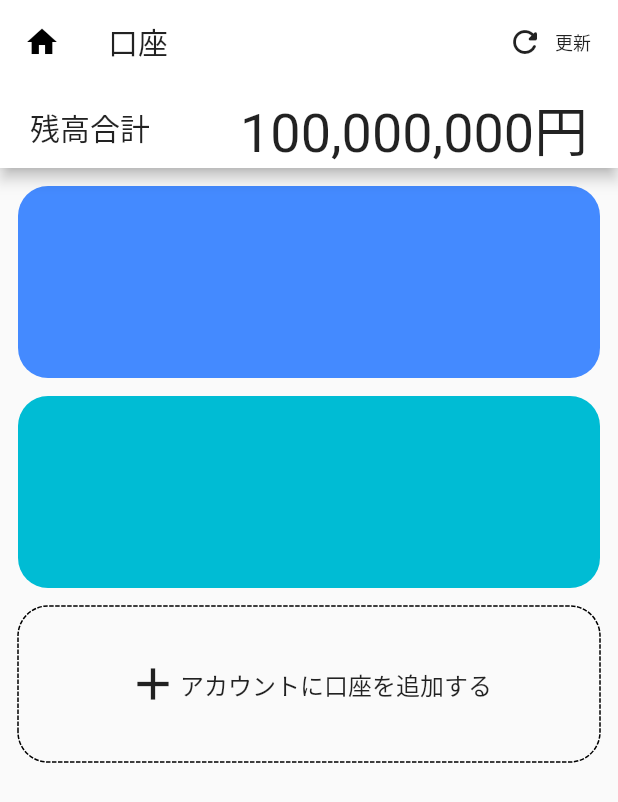
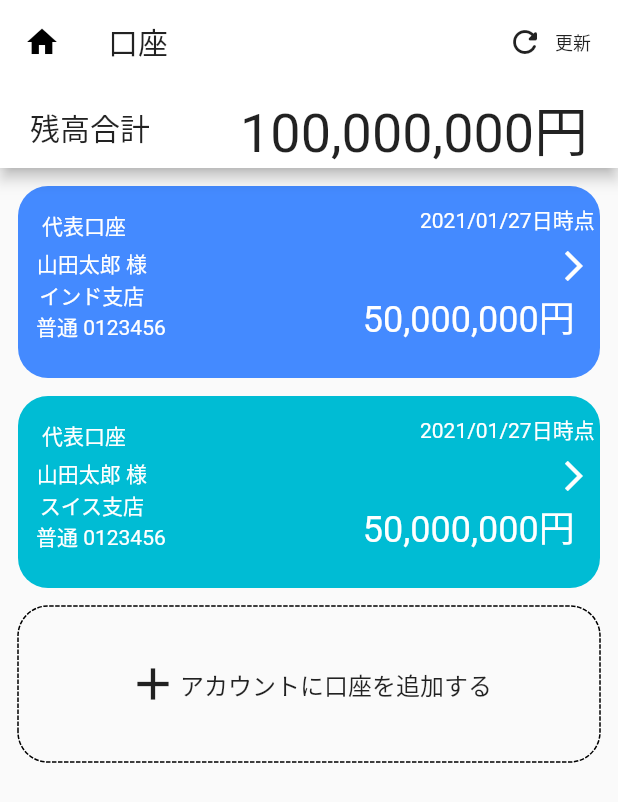
Before and after one commit to HasegawaShuhei/bank_account_UI, a Flutter app: the screen it shows after launch, on a phone screen of 412 x 824 dp. Shown: the top 802 px of the screen. Run offline on Flutter 3.47's test engine with Material 2 defaults, Android fonts, the phone set to English and light mode, and no system bars; drawn by our look-alikes of dotted_border.

Commit message:
完成（文字のズレ要修正）

```diff
--- a/lib/main.dart
+++ b/lib/main.dart
@@ -6,17 +6,14 @@ void main() {
 }
 
 class MyApp extends StatelessWidget {
-
   @override
   Widget build(BuildContext context) {
     return MaterialApp(
-      theme: ThemeData(
-        primaryColor: Colors.white
-      ),
+      theme: ThemeData(primaryColor: Colors.white),
       home: Scaffold(
         appBar: AppBar(
           // toolbarHeight: 100,
-          leading: IconButton (
+          leading: IconButton(
             icon: Icon(Icons.home),
             onPressed: () {
               //  todo
@@ -28,9 +25,11 @@ class MyApp extends StatelessWidget {
               mainAxisAlignment: MainAxisAlignment.center,
               children: [
                 FlatButton.icon(
-                  icon: Icon(
-                      Icons.refresh_rounded),
-                  label: Text("更新", style: TextStyle(fontSize: 12),),
+                  icon: Icon(Icons.refresh_rounded),
+                  label: Text(
+                    "更新",
+                    style: TextStyle(fontSize: 12),
+                  ),
                   onPressed: () {
                     //todo
                   },
@@ -44,11 +43,17 @@ class MyApp extends StatelessWidget {
                 children: [
                   Container(
                     padding: EdgeInsets.only(left: 20),
-                    child: Text("残高合計", style: TextStyle(fontSize: 20),),
+                    child: Text(
+                      "残高合計",
+                      style: TextStyle(fontSize: 20),
+                    ),
                   ),
                   Container(
                     padding: EdgeInsets.only(left: 60),
-                    child: Text("""100,000,000円""", style: TextStyle(fontSize: 36),),
+                    child: Text(
+                      """100,000,000円""",
+                      style: TextStyle(fontSize: 36),
+                    ),
                   ),
                 ],
               ),
@@ -57,7 +62,7 @@ class MyApp extends StatelessWidget {
         body: Column(
           children: [
             Padding(
-              padding: const EdgeInsets.only(left:12, top: 12, right: 12),
+              padding: const EdgeInsets.only(left: 12, top: 12, right: 12),
               child: Container(
                 height: 128,
                 width: double.infinity,
@@ -65,10 +70,54 @@ class MyApp extends StatelessWidget {
                   color: Colors.blueAccent,
                   borderRadius: BorderRadius.circular(20),
                 ),
+                child: Column(
+                  children: [
+                    Row(
+                      children: [
+                        Padding(
+                          padding: const EdgeInsets.only(left: 16, top: 12, right: 12),
+                          child: Text("代表口座", style: TextStyle(color: Colors.white),),
+                        ),
+                        Padding(
+                          padding: const EdgeInsets.only(left: 184, top: 12, right: 8, bottom: 8),
+                          child: Text("2021/01/27日時点", style: TextStyle(color: Colors.white),),
+                        ),
+                      ],
+                    ),
+                    Row(
+                      mainAxisAlignment: MainAxisAlignment.start,
+                      children: [
+                        Column(
+                          children: [
+                            Text("山田太郎 様", style: TextStyle(color: Colors.white),),
+                            Text("インド支店", style: TextStyle(color: Colors.white),),
+                            Padding(
+                              padding: const EdgeInsets.only(left:12),
+                              child: Text("普通 0123456", style: TextStyle(color: Colors.white),),
+                            ),
+                          ],
+                        ),
+                        Column(
+                          children: [
+                            Padding(
+                              padding: const EdgeInsets.only(left: 260),
+                              child: Icon(Icons.arrow_forward_ios, color: Colors.white,),
+                            ),
+                            Padding(
+                              padding: const EdgeInsets.only(left: 120, top: 4),
+                              child: Text("50,000,000円",
+                                style: TextStyle(color: Colors.white, fontSize: 24),),
+                            ),
+                          ],
+                        ),
+                      ],
+                    ),
+                  ],
+                ),
               ),
             ),
             Padding(
-              padding: const EdgeInsets.only(left:12, top: 12, right: 12),
+              padding: const EdgeInsets.only(left: 12, top: 12, right: 12),
               child: Container(
                 height: 128,
                 width: double.infinity,
@@ -76,25 +125,70 @@ class MyApp extends StatelessWidget {
                   color: Colors.cyan,
                   borderRadius: BorderRadius.circular(20),
                 ),
+                child: Column(
+                  children: [
+                    Row(
+                      children: [
+                        Padding(
+                          padding: const EdgeInsets.only(left: 16, top: 12, right: 12),
+                          child: Text("代表口座", style: TextStyle(color: Colors.white),),
+                        ),
+                        Padding(
+                          padding: const EdgeInsets.only(left: 184, top: 12, right: 8, bottom: 8),
+                          child: Text("2021/01/27日時点", style: TextStyle(color: Colors.white),),
+                        ),
+                      ],
+                    ),
+                    Row(
+                      mainAxisAlignment: MainAxisAlignment.start,
+                      children: [
+                        Column(
+                          children: [
+                            Text("山田太郎 様", style: TextStyle(color: Colors.white),),
+                            Text("スイス支店", style: TextStyle(color: Colors.white),),
+                            Padding(
+                              padding: const EdgeInsets.only(left:12),
+                              child: Text("普通 0123456", style: TextStyle(color: Colors.white),),
+                            ),
+                          ],
+                        ),
+                        Column(
+                          children: [
+                            Padding(
+                              padding: const EdgeInsets.only(left: 260),
+                              child: Icon(Icons.arrow_forward_ios, color: Colors.white,),
+                            ),
+                            Padding(
+                              padding: const EdgeInsets.only(left: 120, top: 4),
+                              child: Text("50,000,000円",
+                                style: TextStyle(color: Colors.white, fontSize: 24),),
+                            ),
+                          ],
+                        ),
+                      ],
+                    ),
+                  ],
                 ),
               ),
-
+            ),
             Padding(
-              padding: const EdgeInsets.only(left:12, top: 12, right: 12),
+              padding: const EdgeInsets.only(left: 12, top: 12, right: 12),
               child: DottedBorder(
                 borderType: BorderType.RRect,
                 radius: Radius.circular(20),
-                  child:
-                    Container(
+                child: Container(
                   height: 100,
                   width: double.infinity,
-                      decoration: BoxDecoration(
-                      ),
+                  decoration: BoxDecoration(),
                   child: Row(
                     mainAxisAlignment: MainAxisAlignment.center,
                     children: [
-                          Icon(Icons.add, size: 36,),
-                          Text("アカウントに口座を追加する",
+                      Icon(
+                        Icons.add,
+                        size: 36,
+                      ),
+                      Text(
+                        "アカウントに口座を追加する",
                         style: TextStyle(fontSize: 16),
                       ),
                     ],
```
Lines whose indentation alone changed are shown as unchanged.
